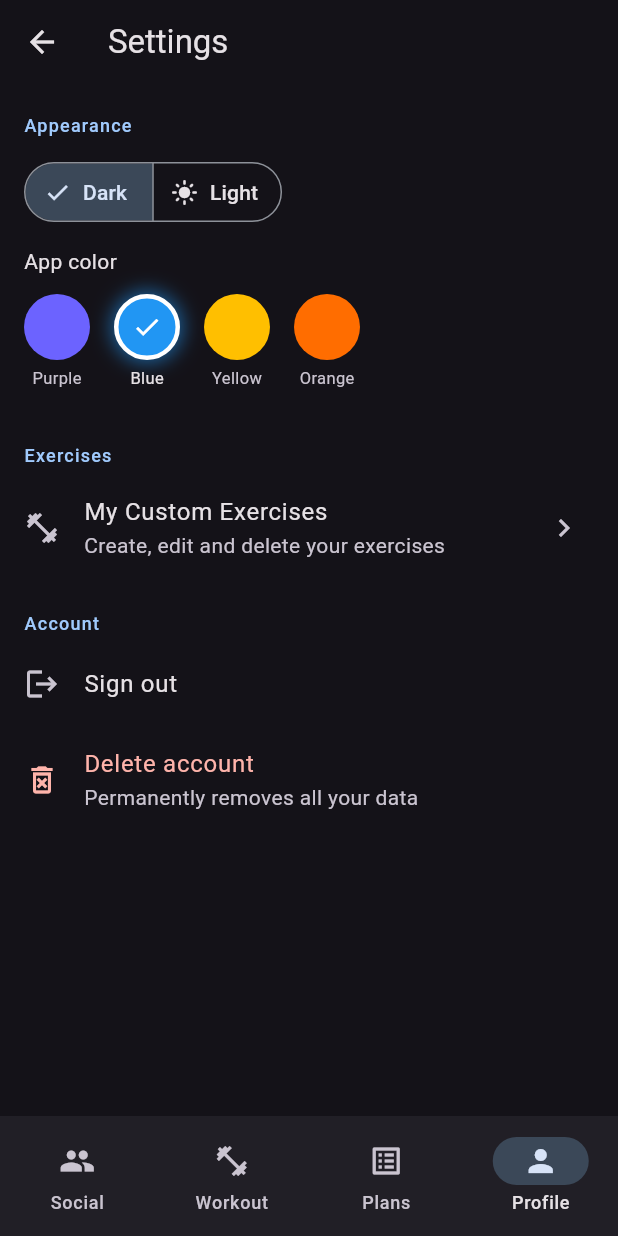
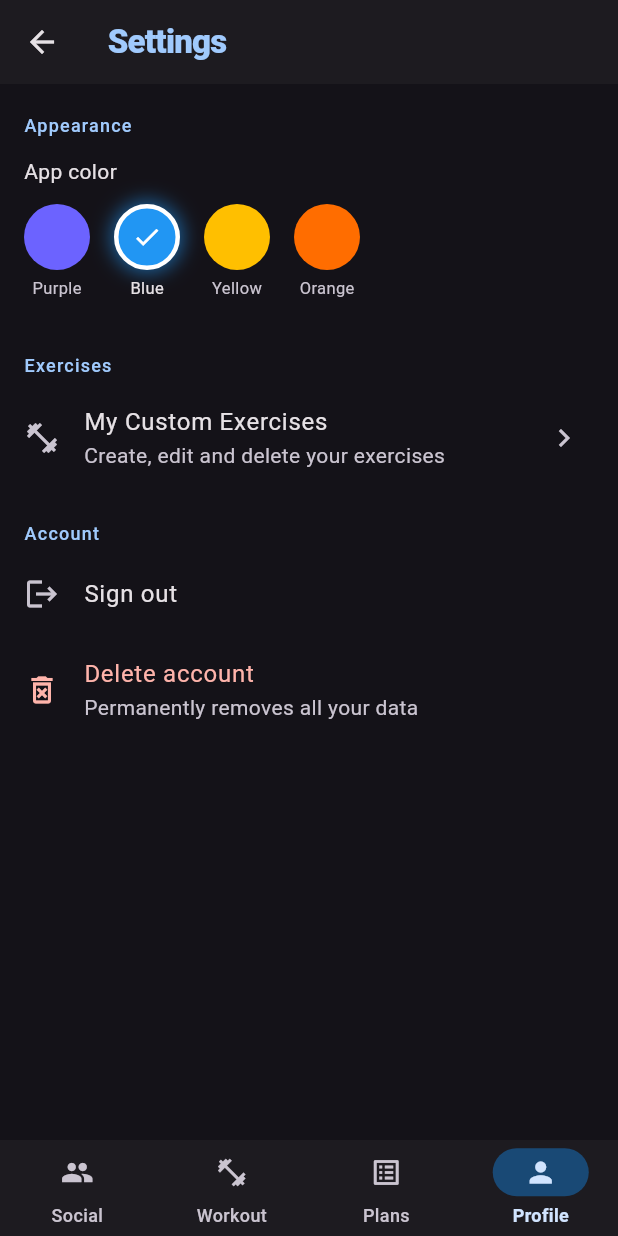
Before and after one commit to kray67/gym-team-app, a Flutter app: the SettingsScreen screen opened by its route, after a tap on "Blue", on a phone screen of 412 x 824 dp. Run offline on Flutter 3.47's test engine with Material 3 defaults, Android fonts, the phone set to English and light mode, and no system bars; our stand-ins replace flutter_riverpod, freezed_annotation, go_router, riverpod_annotation, share_plus, supabase_flutter; accounts and stored records are empty; generated files the repository leaves out were written again; network calls fail.

Commit message:
feat: bolder dark mode redesign + remove light mode + Female Focused chip
- Heavy typography (w800 headlines, w700 titles) throughout app via textTheme
- AppBar titles now use accent primary color (bold, 22px) — visible on every screen
- NavigationBar styled with accent indicator, bold selected labels
- Card color updated to surfaceContainerHigh for more contrast
- Plan list cards: colored left strip (primary / green when active) + custom layout
  replacing ListTile — removes hardcoded white colors in card subtitles
- Light mode removed (app is always dark; lightWithSeed() is a stub)
- Dark/Light SegmentedButton removed from Settings
- Plan Focus: added 'Female Focused' chip option

Co-Authored-By: Claude Sonnet 4.6 <noreply@anthropic.com>

```diff
--- a/lib/app.dart
+++ b/lib/app.dart
@@ -12,15 +12,9 @@ class App extends ConsumerWidget {
     final router = ref.watch(appRouterProvider);
     final colorName =
         ref.watch(themeColorNotifierProvider).valueOrNull ?? 'purple';
-    final seed = AppTheme.seedForName(colorName);
-    final themeMode =
-        ref.watch(themeModeNotifierProvider).valueOrNull ?? ThemeMode.dark;
-
     return MaterialApp.router(
       title: 'Gym Team',
-      theme: AppTheme.lightWithSeed(seed),
-      darkTheme: AppTheme.darkWithSeed(seed),
-      themeMode: themeMode,
+      theme: AppTheme.darkWithSeed(AppTheme.seedForName(colorName)),
       routerConfig: router,
     );
   }
--- a/lib/core/theme/app_theme.dart
+++ b/lib/core/theme/app_theme.dart
@@ -26,6 +26,15 @@ class AppTheme {
       brightness: Brightness.dark,
     );
     final noOverlay = WidgetStateProperty.all(Colors.transparent);
+
+    const _surface = Color(0xFF141218);
+    const _surfaceLow = Color(0xFF1D1B20);
+    const _surfaceContainer = Color(0xFF211F26);
+    const _surfaceHigh = Color(0xFF2B2930);
+    const _surfaceHighest = Color(0xFF36343B);
+    const _onSurface = Color(0xFFE6E1E5);
+    const _onSurfaceVariant = Color(0xFFCAC4D0);
+
     return ThemeData(
       useMaterial3: true,
       splashFactory: NoSplash.splashFactory,
@@ -33,25 +42,80 @@ class AppTheme {
       splashColor: Colors.transparent,
       focusColor: Colors.transparent,
       hoverColor: Colors.transparent,
+
       colorScheme: scheme.copyWith(
         surfaceTint: Colors.transparent,
-        surface: const Color(0xFF141218),
+        surface: _surface,
         surfaceContainerLowest: const Color(0xFF0F0D13),
-        surfaceContainerLow: const Color(0xFF1D1B20),
-        surfaceContainer: const Color(0xFF211F26),
-        surfaceContainerHigh: const Color(0xFF2B2930),
-        surfaceContainerHighest: const Color(0xFF36343B),
-        onSurface: const Color(0xFFE6E1E5),
-        onSurfaceVariant: const Color(0xFFCAC4D0),
+        surfaceContainerLow: _surfaceLow,
+        surfaceContainer: _surfaceContainer,
+        surfaceContainerHigh: _surfaceHigh,
+        surfaceContainerHighest: _surfaceHighest,
+        onSurface: _onSurface,
+        onSurfaceVariant: _onSurfaceVariant,
       ),
+
+      // ── Typography ────────────────────────────────────────────────────────
+      textTheme: const TextTheme(
+        headlineLarge: TextStyle(fontWeight: FontWeight.w800, fontSize: 32, letterSpacing: -0.5),
+        headlineMedium: TextStyle(fontWeight: FontWeight.w800, fontSize: 26, letterSpacing: -0.5),
+        headlineSmall: TextStyle(fontWeight: FontWeight.w700, fontSize: 22),
+        titleLarge: TextStyle(fontWeight: FontWeight.w700, fontSize: 20),
+        titleMedium: TextStyle(fontWeight: FontWeight.w600, fontSize: 16),
+        titleSmall: TextStyle(fontWeight: FontWeight.w600, fontSize: 14),
+        labelLarge: TextStyle(fontWeight: FontWeight.w700, letterSpacing: 0.3),
+      ),
+
+      // ── AppBar ────────────────────────────────────────────────────────────
+      appBarTheme: AppBarTheme(
+        backgroundColor: _surfaceLow,
+        surfaceTintColor: Colors.transparent,
+        elevation: 0,
+        titleTextStyle: TextStyle(
+          color: scheme.primary,
+          fontSize: 22,
+          fontWeight: FontWeight.w800,
+          letterSpacing: -0.5,
+        ),
+        iconTheme: const IconThemeData(color: _onSurface),
+        actionsIconTheme: const IconThemeData(color: _onSurfaceVariant),
+      ),
+
+      // ── Bottom NavigationBar ──────────────────────────────────────────────
+      navigationBarTheme: NavigationBarThemeData(
+        backgroundColor: _surfaceLow,
+        surfaceTintColor: Colors.transparent,
+        elevation: 8,
+        height: 64,
+        indicatorColor: scheme.primaryContainer,
+        labelTextStyle: WidgetStateProperty.resolveWith((states) {
+          final selected = states.contains(WidgetState.selected);
+          return TextStyle(
+            color: selected ? scheme.onPrimaryContainer : _onSurfaceVariant,
+            fontWeight: selected ? FontWeight.w700 : FontWeight.w500,
+            fontSize: 12,
+          );
+        }),
+        iconTheme: WidgetStateProperty.resolveWith((states) {
+          final selected = states.contains(WidgetState.selected);
+          return IconThemeData(
+            color: selected ? scheme.onPrimaryContainer : _onSurfaceVariant,
+            size: 22,
+          );
+        }),
+      ),
+
+      // ── Cards ─────────────────────────────────────────────────────────────
       cardTheme: CardThemeData(
-        shape: RoundedRectangleBorder(
-            borderRadius: BorderRadius.circular(16)),
+        shape: RoundedRectangleBorder(borderRadius: BorderRadius.circular(16)),
         margin: const EdgeInsets.symmetric(horizontal: 0, vertical: 0),
+        color: _surfaceHigh,
       ),
+
+      // ── Inputs ────────────────────────────────────────────────────────────
       inputDecorationTheme: InputDecorationTheme(
         filled: true,
-        fillColor: const Color(0xFF211F26),
+        fillColor: _surfaceContainer,
         border: OutlineInputBorder(
             borderRadius: BorderRadius.circular(12),
             borderSide: BorderSide.none),
@@ -62,9 +126,10 @@ class AppTheme {
           borderRadius: BorderRadius.circular(12),
           borderSide: BorderSide(color: seed, width: 1.5),
         ),
-        contentPadding:
-            const EdgeInsets.symmetric(horizontal: 16, vertical: 14),
+        contentPadding: const EdgeInsets.symmetric(horizontal: 16, vertical: 14),
       ),
+
+      // ── TabBar ────────────────────────────────────────────────────────────
       tabBarTheme: TabBarThemeData(
         indicator: BoxDecoration(
           borderRadius: BorderRadius.circular(20),
@@ -73,16 +138,25 @@ class AppTheme {
         indicatorSize: TabBarIndicatorSize.tab,
         dividerColor: Colors.transparent,
         labelColor: scheme.onPrimaryContainer,
-        unselectedLabelColor: scheme.onSurfaceVariant,
+        unselectedLabelColor: _onSurfaceVariant,
+        labelStyle: const TextStyle(fontWeight: FontWeight.w700, fontSize: 13),
+        unselectedLabelStyle: const TextStyle(fontWeight: FontWeight.w500, fontSize: 13),
       ),
+
+      // ── Chips ─────────────────────────────────────────────────────────────
       chipTheme: const ChipThemeData(
         showCheckmark: false,
         shape: StadiumBorder(),
       ),
+
+      // ── Buttons ───────────────────────────────────────────────────────────
       filledButtonTheme: FilledButtonThemeData(
         style: ButtonStyle(
           splashFactory: NoSplash.splashFactory,
           overlayColor: noOverlay,
+          textStyle: WidgetStateProperty.all(
+            const TextStyle(fontWeight: FontWeight.w700),
+          ),
         ),
       ),
       outlinedButtonTheme: OutlinedButtonThemeData(
@@ -109,92 +183,13 @@ class AppTheme {
           overlayColor: noOverlay,
         ),
       ),
+
       listTileTheme: const ListTileThemeData(
         selectedTileColor: Colors.transparent,
       ),
     );
   }
 
-  static ThemeData lightWithSeed(Color seed) {
-    final scheme =
-        ColorScheme.fromSeed(seedColor: seed, brightness: Brightness.light);
-    final noOverlay = WidgetStateProperty.all(Colors.transparent);
-    return ThemeData(
-      useMaterial3: true,
-      splashFactory: NoSplash.splashFactory,
-      highlightColor: Colors.transparent,
-      splashColor: Colors.transparent,
-      focusColor: Colors.transparent,
-      hoverColor: Colors.transparent,
-      colorScheme: scheme,
-      cardTheme: CardThemeData(
-        shape: RoundedRectangleBorder(
-            borderRadius: BorderRadius.circular(16)),
-        margin: const EdgeInsets.symmetric(horizontal: 0, vertical: 0),
-      ),
-      inputDecorationTheme: InputDecorationTheme(
-        filled: true,
-        fillColor: scheme.surfaceContainerHighest,
-        border: OutlineInputBorder(
-            borderRadius: BorderRadius.circular(12),
-            borderSide: BorderSide.none),
-        enabledBorder: OutlineInputBorder(
-            borderRadius: BorderRadius.circular(12),
-            borderSide: BorderSide.none),
-        focusedBorder: OutlineInputBorder(
-          borderRadius: BorderRadius.circular(12),
-          borderSide: BorderSide(color: seed, width: 1.5),
-        ),
-        contentPadding:
-            const EdgeInsets.symmetric(horizontal: 16, vertical: 14),
-      ),
-      tabBarTheme: TabBarThemeData(
-        indicator: BoxDecoration(
-          borderRadius: BorderRadius.circular(20),
-          color: scheme.primaryContainer,
-        ),
-        indicatorSize: TabBarIndicatorSize.tab,
-        dividerColor: Colors.transparent,
-        labelColor: scheme.onPrimaryContainer,
-        unselectedLabelColor: scheme.onSurfaceVariant,
-      ),
-      chipTheme: const ChipThemeData(
-        showCheckmark: false,
-        shape: StadiumBorder(),
-      ),
-      filledButtonTheme: FilledButtonThemeData(
-        style: ButtonStyle(
-          splashFactory: NoSplash.splashFactory,
-          overlayColor: noOverlay,
-        ),
-      ),
-      outlinedButtonTheme: OutlinedButtonThemeData(
-        style: ButtonStyle(
-          splashFactory: NoSplash.splashFactory,
-          overlayColor: noOverlay,
-        ),
-      ),
-      textButtonTheme: TextButtonThemeData(
-        style: ButtonStyle(
-          splashFactory: NoSplash.splashFactory,
-          overlayColor: noOverlay,
-        ),
-      ),
-      elevatedButtonTheme: ElevatedButtonThemeData(
-        style: ButtonStyle(
-          splashFactory: NoSplash.splashFactory,
-          overlayColor: noOverlay,
-        ),
-      ),
-      iconButtonTheme: IconButtonThemeData(
-        style: ButtonStyle(
-          splashFactory: NoSplash.splashFactory,
-          overlayColor: noOverlay,
-        ),
-      ),
-      listTileTheme: const ListTileThemeData(
-        selectedTileColor: Colors.transparent,
-      ),
-    );
-  }
+  // Light mode removed — keeping infrastructure if needed later.
+  static ThemeData lightWithSeed(Color seed) => darkWithSeed(seed);
 }
--- a/lib/features/plans/screens/plan_editor_screen.dart
+++ b/lib/features/plans/screens/plan_editor_screen.dart
@@ -10,6 +10,7 @@ const _focusOptions = [
   'Cardio',
   'Athletics',
   'Olympic Weightlifting',
+  'Female Focused',
 ];
 
 const _difficultyOptions = ['novice', 'intermediate', 'advanced'];
--- a/lib/features/profile/screens/settings_screen.dart
+++ b/lib/features/profile/screens/settings_screen.dart
@@ -72,8 +72,6 @@ class SettingsScreen extends ConsumerWidget {
     final colorScheme = Theme.of(context).colorScheme;
     final currentColor =
         ref.watch(themeColorNotifierProvider).valueOrNull ?? 'purple';
-    final themeMode =
-        ref.watch(themeModeNotifierProvider).valueOrNull ?? ThemeMode.dark;
 
     return Scaffold(
       appBar: AppBar(title: const Text('Settings')),
@@ -85,25 +83,6 @@ class SettingsScreen extends ConsumerWidget {
             child: Column(
               crossAxisAlignment: CrossAxisAlignment.start,
               children: [
-                Padding(
-                  padding: const EdgeInsets.only(bottom: 12),
-                  child: SegmentedButton<ThemeMode>(
-                    segments: const [
-                      ButtonSegment(
-                          value: ThemeMode.dark,
-                          icon: Icon(Icons.dark_mode),
-                          label: Text('Dark')),
-                      ButtonSegment(
-                          value: ThemeMode.light,
-                          icon: Icon(Icons.light_mode),
-                          label: Text('Light')),
-                    ],
-                    selected: {themeMode},
-                    onSelectionChanged: (s) => ref
-                        .read(themeModeNotifierProvider.notifier)
-                        .setMode(s.first),
-                  ),
-                ),
                 Text(
                   'App color',
                   style: Theme.of(context).textTheme.bodyMedium,
```
Also changed, not shown: lib/features/plans/screens/plans_list_screen.dart (+74 -34 lines), 3 other files.
